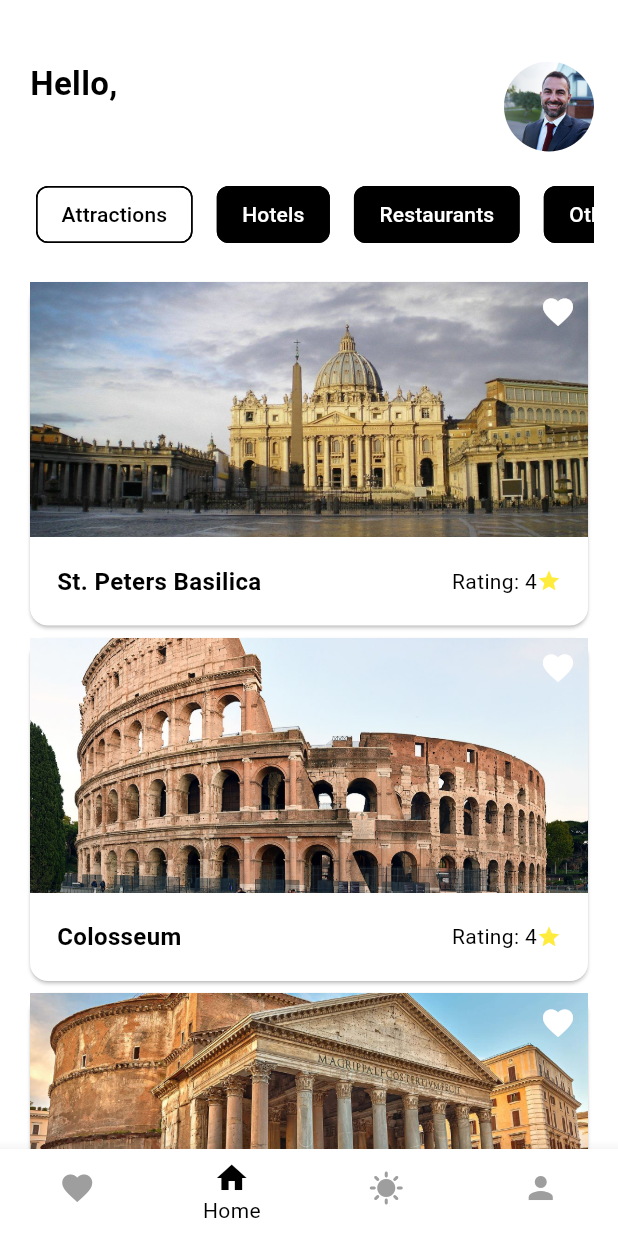
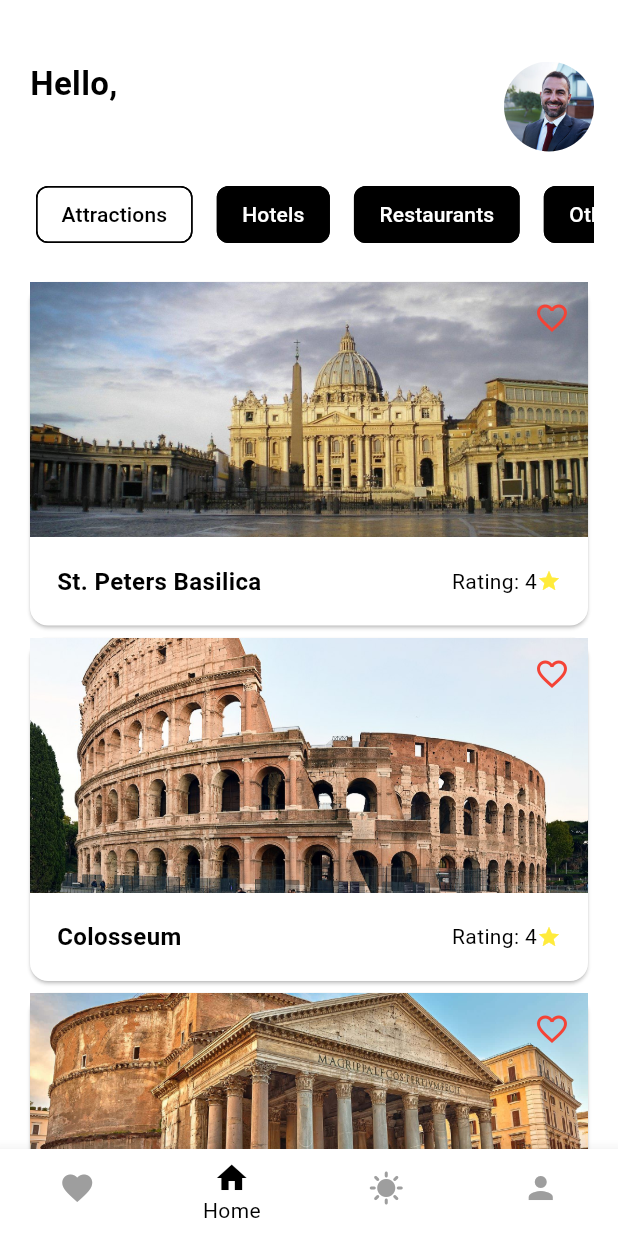
Before and after one commit to g1hantharuka/flutter-application, a Flutter app: the screen it shows after launch, after a tap on "Get Started", on a phone screen of 412 x 824 dp. Run offline on Flutter 3.47's test engine with Material 3 defaults, Android fonts, the phone set to English and light mode, and no system bars; our stand-ins replace firebase_auth, firebase_core, geolocator, permission_handler, shared_preferences; accounts and stored records are empty.

```diff
--- a/lib/screens/homecontent.dart
+++ b/lib/screens/homecontent.dart
@@ -4,6 +4,8 @@ import 'package:sample_project/screens/placedetailsPage.dart';
 import 'package:sample_project/screens/Arrays/places.dart';
 import 'package:firebase_auth/firebase_auth.dart';
 import 'package:sample_project/screens/loginPage.dart';
+import 'package:shared_preferences/shared_preferences.dart';
+import 'dart:convert';
 
 
 class Homecontent extends StatefulWidget {
@@ -15,21 +17,57 @@ class Homecontent extends StatefulWidget {
 
 class _HomecontentState extends State<Homecontent> {
   String selectedCategory = categories[0];
+  final user = FirebaseAuth.instance.currentUser;
+  List<Map<String, dynamic>> favoritePlaces = [];
 
-//signUserOut method
+  @override
+  void initState() {
+    super.initState();
+    _loadFavoritePlaces();
+  }
+
+  void _loadFavoritePlaces() async {
+    SharedPreferences prefs = await SharedPreferences.getInstance();
+    String? favoritesString = prefs.getString('favoritePlaces');
+    if (favoritesString != null) {
+      List<dynamic> favoriteList = json.decode(favoritesString);
+      favoritePlaces = favoriteList.cast<Map<String, dynamic>>();
+    }
+    setState(() {});
+  }
+
+  void _toggleFavoritePlace(Map<String, dynamic> place) async {
+    SharedPreferences prefs = await SharedPreferences.getInstance();
+    String? favoritesString = prefs.getString('favoritePlaces');
+    List<dynamic> favoriteList =
+        favoritesString != null ? json.decode(favoritesString) : [];
+
+    bool isFavorite = favoriteList
+        .any((favoritePlace) => favoritePlace['name'] == place['name']);
+
+    if (isFavorite) {
+      favoriteList.removeWhere(
+          (favoritePlace) => favoritePlace['name'] == place['name']);
+    } else {
+      favoriteList.add(place);
+    }
+
+    await prefs.setString('favoritePlaces', json.encode(favoriteList));
+    _loadFavoritePlaces();
+  }
+
+  bool _isFavoritePlace(String placeName) {
+    return favoritePlaces
+        .any((favoritePlace) => favoritePlace['name'] == placeName);
+  }
+
   void signUserOut() async {
-    //sign out the user
     FirebaseAuth.instance.signOut();
-
-    //Navigate to login page
     Navigator.push(
       context,
       MaterialPageRoute(builder: (context) => LoginPage()),
     );
   }
-
-// Get the logged-in user
-  final user = FirebaseAuth.instance.currentUser;
 
   @override
   Widget build(BuildContext context) {
@@ -60,7 +98,6 @@ class _HomecontentState extends State<Homecontent> {
                           text: user?.email,
                           style: TextStyle(
                             fontSize: 18,
-                            // fontWeight: FontWeight.bold,
                           ),
                         ),
                       ],
@@ -68,7 +105,6 @@ class _HomecontentState extends State<Homecontent> {
                   ),
                   GestureDetector(
                     onTap: () {
-                      // Show logout dialog
                       showDialog(
                         context: context,
                         builder: (BuildContext context) {
@@ -78,14 +114,12 @@ class _HomecontentState extends State<Homecontent> {
                             actions: <Widget>[
                               TextButton(
                                 onPressed: () {
-                                  Navigator.of(context)
-                                      .pop(); // Close the dialog
+                                  Navigator.of(context).pop();
                                 },
                                 child: Text('Cancel'),
                               ),
                               TextButton(
                                 onPressed: () {
-                                  //call signUserOut
                                   signUserOut();
                                 },
                                 child: Text('Logout'),
@@ -181,12 +215,16 @@ class _HomecontentState extends State<Homecontent> {
                               height: 170,
                               fit: BoxFit.cover,
                             ),
-                            Padding(
-                              padding: const EdgeInsets.all(8.0),
-                              child: Icon(
-                                Icons.favorite,
-                                color: Colors.white,
+                            IconButton(
+                              icon: Icon(
+                                _isFavoritePlace(place['name']!)
+                                    ? Icons.favorite
+                                    : Icons.favorite_border,
+                                color: Colors.red,
                               ),
+                              onPressed: () {
+                                _toggleFavoritePlace(place);
+                              },
                             ),
                           ],
                         ),
--- a/pubspec.yaml
+++ b/pubspec.yaml
@@ -44,6 +44,7 @@ dependencies:
   geolocator: ^12.0.0
   geocoding: ^3.0.0
   permission_handler: ^11.3.1
+  shared_preferences: ^2.2.3
 
 
 
```
Also changed, not shown: lib/screens/favoritesPage.dart (+35 -2 lines), pubspec.lock, 1 other file.
